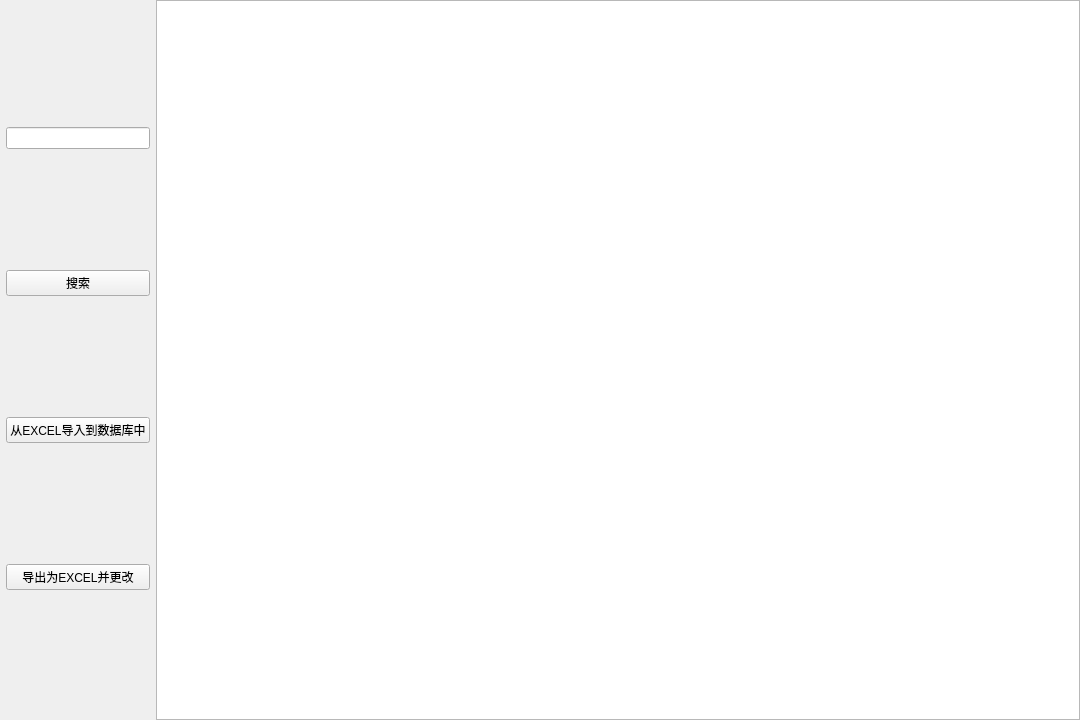
Before: the Qt Designer form mainwindow.ui in xutongxin1/TidyComponent, drawn with Qt 5.
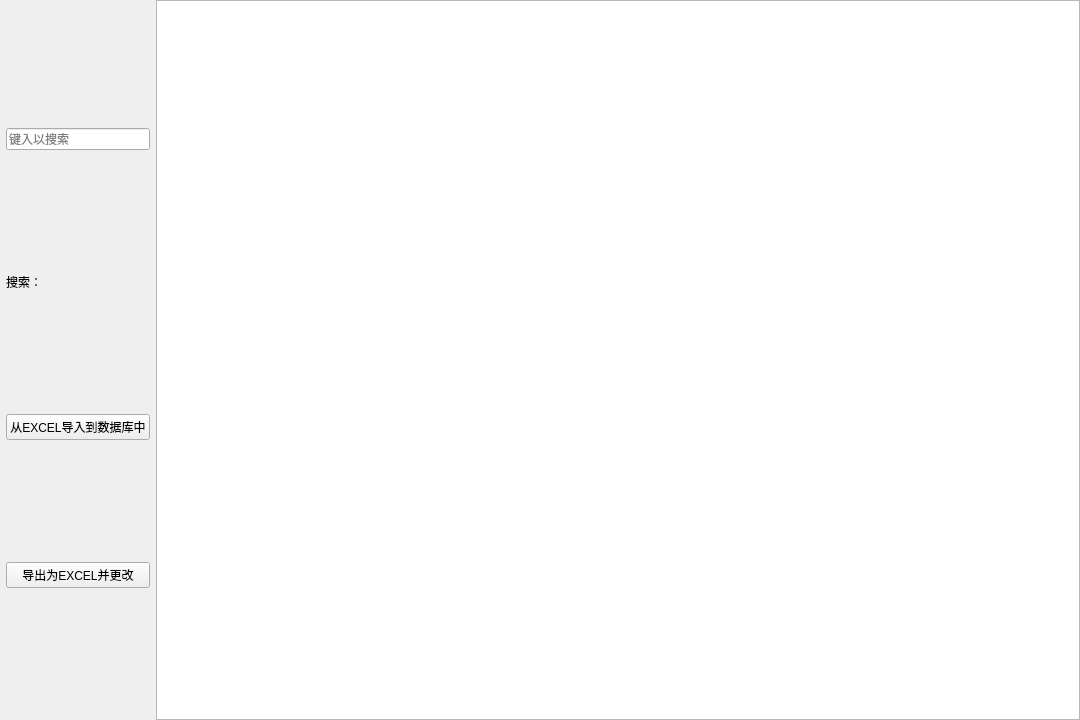
After: the same form once the commit is applied. Custom widgets are drawn as their Qt base class.

Commit message:
feat：新增了搜索排序算法
style：分文件，提升了代码可读性
feat：新增了搜索排序算法

```diff
--- a/mainwindow.ui
+++ b/mainwindow.ui
@@ -57,12 +57,25 @@
        <number>6</number>
       </property>
       <item>
-       <widget class="QLineEdit" name="input_search"/>
+       <widget class="QLineEdit" name="input_search">
+        <property name="placeholderText">
+         <string>键入以搜索</string>
+        </property>
+       </widget>
       </item>
       <item>
-       <widget class="QPushButton" name="btn_search">
+       <widget class="QLabel" name="label_nowSearch">
+        <property name="enabled">
+         <bool>true</bool>
+        </property>
+        <property name="maximumSize">
+         <size>
+          <width>16777215</width>
+          <height>20</height>
+         </size>
+        </property>
         <property name="text">
-         <string>搜索</string>
+         <string>搜索：</string>
         </property>
        </widget>
       </item>
```
The commit also changes 5 other files.
